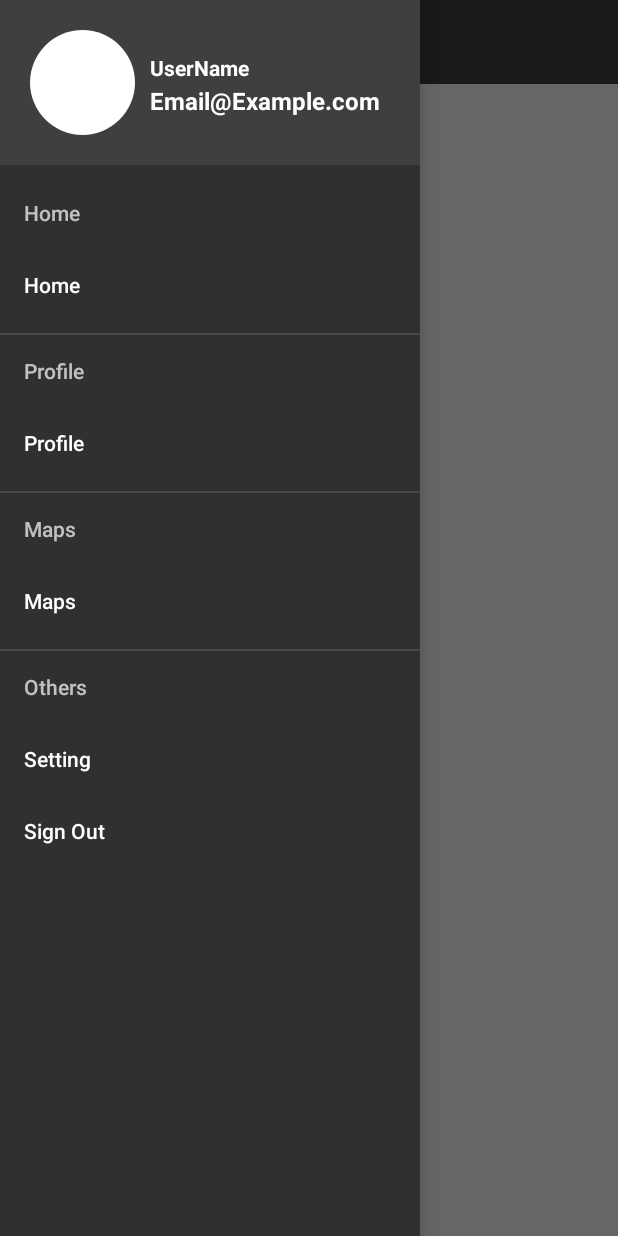
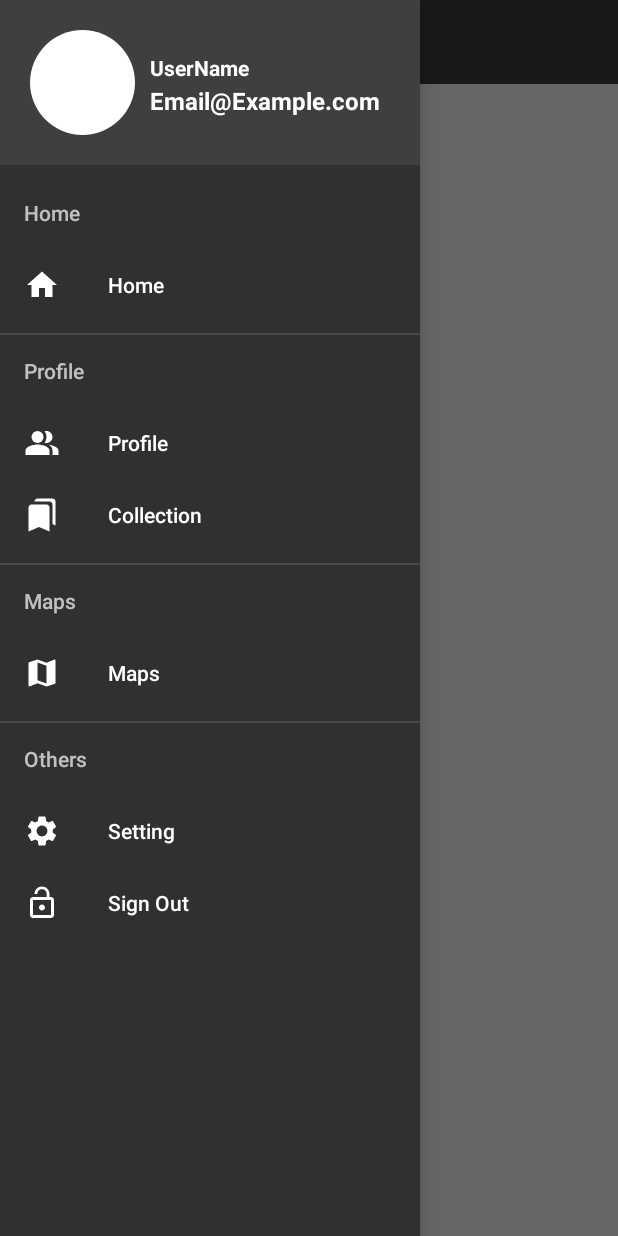
Before and after one commit to KanuKim97/whats_eat, an Android app: the screen it shows after launch once a user with an empty profile is signed in (MainActivity), with the side drawer open, on a phone screen of 412 x 824 dp. Run offline under Robolectric (Android 15) with nearby library versions, the phone set to English and light mode, and no system bars; our stand-ins replace Firebase (no records; nobody signed in at launch, a user with empty details on screens opened directly), navigation-ui; Roboto replaces fonts that are not available here; 2 statements that could not run were skipped.

Commit message:
add xml file

```diff
--- a/app/src/main/java/com/example/whats_eat/MainActivity.kt
+++ b/app/src/main/java/com/example/whats_eat/MainActivity.kt
@@ -8,7 +8,6 @@
 import androidx.appcompat.app.AppCompatActivity
 import androidx.core.view.GravityCompat
 import androidx.navigation.Navigation
-import androidx.navigation.findNavController
 import androidx.navigation.ui.NavigationUI
 import com.example.whats_eat.databinding.ActivityMainBinding
 import com.google.firebase.auth.FirebaseAuth
--- a/app/src/main/java/com/example/whats_eat/proFile.kt
+++ b/app/src/main/java/com/example/whats_eat/proFile.kt
@@ -1,6 +1,7 @@
 package com.example.whats_eat
 
 import android.app.AlertDialog
+import android.content.Intent
 import android.os.Bundle
 import androidx.fragment.app.Fragment
 import android.view.LayoutInflater
@@ -52,9 +53,7 @@
             currentUser.delete()
                 .addOnCompleteListener {
                     if(it.isSuccessful){
-
-                    } else{
-
+                        startActivity(Intent(this.context, logIn::class.java))
                     }
                 }
         }
--- /dev/null
+++ b/app/src/main/res/drawable/ic_collection.xml
@@ -0,0 +1,5 @@
+<vector android:height="24dp" android:tint="#FFFFFF"
+    android:viewportHeight="24" android:viewportWidth="24"
+    android:width="24dp" xmlns:android="http://schemas.android.com/apk/res/android">
+    <path android:fillColor="@android:color/white" android:pathData="M19,18l2,1V3c0,-1.1 -0.9,-2 -2,-2H8.99C7.89,1 7,1.9 7,3h10c1.1,0 2,0.9 2,2v13zM15,5H5c-1.1,0 -2,0.9 -2,2v16l7,-3 7,3V7c0,-1.1 -0.9,-2 -2,-2z"/>
+</vector>
--- /dev/null
+++ b/app/src/main/res/drawable/ic_home.xml
@@ -0,0 +1,5 @@
+<vector android:height="24dp" android:tint="#FFFFFF"
+    android:viewportHeight="24" android:viewportWidth="24"
+    android:width="24dp" xmlns:android="http://schemas.android.com/apk/res/android">
+    <path android:fillColor="@android:color/white" android:pathData="M10,20v-6h4v6h5v-8h3L12,3 2,12h3v8z"/>
+</vector>
--- /dev/null
+++ b/app/src/main/res/drawable/ic_map.xml
@@ -0,0 +1,5 @@
+<vector android:height="24dp" android:tint="#FFFFFF"
+    android:viewportHeight="24" android:viewportWidth="24"
+    android:width="24dp" xmlns:android="http://schemas.android.com/apk/res/android">
+    <path android:fillColor="@android:color/white" android:pathData="M20.5,3l-0.16,0.03L15,5.1 9,3 3.36,4.9c-0.21,0.07 -0.36,0.25 -0.36,0.48V20.5c0,0.28 0.22,0.5 0.5,0.5l0.16,-0.03L9,18.9l6,2.1 5.64,-1.9c0.21,-0.07 0.36,-0.25 0.36,-0.48V3.5c0,-0.28 -0.22,-0.5 -0.5,-0.5zM15,19l-6,-2.11V5l6,2.11V19z"/>
+</vector>
--- /dev/null
+++ b/app/src/main/res/drawable/ic_profile.xml
@@ -0,0 +1,12 @@
+<vector android:height="24dp" android:tint="#FFFFFF"
+    android:viewportHeight="24" android:viewportWidth="24"
+    android:width="24dp" xmlns:android="http://schemas.android.com/apk/res/android">
+    <path android:fillColor="@android:color/white"
+        android:fillType="evenOdd" android:pathData="M16.67,13.13C18.04,14.06 19,15.32 19,17v3h4v-3C23,14.82 19.43,13.53 16.67,13.13z"/>
+    <path android:fillColor="@android:color/white"
+        android:fillType="evenOdd" android:pathData="M9,8m-4,0a4,4 0,1 1,8 0a4,4 0,1 1,-8 0"/>
+    <path android:fillColor="@android:color/white"
+        android:fillType="evenOdd" android:pathData="M15,12c2.21,0 4,-1.79 4,-4c0,-2.21 -1.79,-4 -4,-4c-0.47,0 -0.91,0.1 -1.33,0.24C14.5,5.27 15,6.58 15,8s-0.5,2.73 -1.33,3.76C14.09,11.9 14.53,12 15,12z"/>
+    <path android:fillColor="@android:color/white"
+        android:fillType="evenOdd" android:pathData="M9,13c-2.67,0 -8,1.34 -8,4v3h16v-3C17,14.34 11.67,13 9,13z"/>
+</vector>
--- /dev/null
+++ b/app/src/main/res/drawable/ic_settings.xml
@@ -0,0 +1,5 @@
+<vector android:height="24dp" android:tint="#FFFFFF"
+    android:viewportHeight="24" android:viewportWidth="24"
+    android:width="24dp" xmlns:android="http://schemas.android.com/apk/res/android">
+    <path android:fillColor="@android:color/white" android:pathData="M19.14,12.94c0.04,-0.3 0.06,-0.61 0.06,-0.94c0,-0.32 -0.02,-0.64 -0.07,-0.94l2.03,-1.58c0.18,-0.14 0.23,-0.41 0.12,-0.61l-1.92,-3.32c-0.12,-0.22 -0.37,-0.29 -0.59,-0.22l-2.39,0.96c-0.5,-0.38 -1.03,-0.7 -1.62,-0.94L14.4,2.81c-0.04,-0.24 -0.24,-0.41 -0.48,-0.41h-3.84c-0.24,0 -0.43,0.17 -0.47,0.41L9.25,5.35C8.66,5.59 8.12,5.92 7.63,6.29L5.24,5.33c-0.22,-0.08 -0.47,0 -0.59,0.22L2.74,8.87C2.62,9.08 2.66,9.34 2.86,9.48l2.03,1.58C4.84,11.36 4.8,11.69 4.8,12s0.02,0.64 0.07,0.94l-2.03,1.58c-0.18,0.14 -0.23,0.41 -0.12,0.61l1.92,3.32c0.12,0.22 0.37,0.29 0.59,0.22l2.39,-0.96c0.5,0.38 1.03,0.7 1.62,0.94l0.36,2.54c0.05,0.24 0.24,0.41 0.48,0.41h3.84c0.24,0 0.44,-0.17 0.47,-0.41l0.36,-2.54c0.59,-0.24 1.13,-0.56 1.62,-0.94l2.39,0.96c0.22,0.08 0.47,0 0.59,-0.22l1.92,-3.32c0.12,-0.22 0.07,-0.47 -0.12,-0.61L19.14,12.94zM12,15.6c-1.98,0 -3.6,-1.62 -3.6,-3.6s1.62,-3.6 3.6,-3.6s3.6,1.62 3.6,3.6S13.98,15.6 12,15.6z"/>
+</vector>
--- /dev/null
+++ b/app/src/main/res/drawable/ic_signout.xml
@@ -0,0 +1,5 @@
+<vector android:height="24dp" android:tint="#FFFFFF"
+    android:viewportHeight="24" android:viewportWidth="24"
+    android:width="24dp" xmlns:android="http://schemas.android.com/apk/res/android">
+    <path android:fillColor="@android:color/white" android:pathData="M12,17c1.1,0 2,-0.9 2,-2s-0.9,-2 -2,-2 -2,0.9 -2,2 0.9,2 2,2zM18,8h-1L17,6c0,-2.76 -2.24,-5 -5,-5S7,3.24 7,6h1.9c0,-1.71 1.39,-3.1 3.1,-3.1 1.71,0 3.1,1.39 3.1,3.1v2L6,8c-1.1,0 -2,0.9 -2,2v10c0,1.1 0.9,2 2,2h12c1.1,0 2,-0.9 2,-2L20,10c0,-1.1 -0.9,-2 -2,-2zM18,20L6,20L6,10h12v10z"/>
+</vector>
--- a/app/src/main/res/menu/navigation_view.xml
+++ b/app/src/main/res/menu/navigation_view.xml
@@ -6,6 +6,7 @@
         <menu>
             <item
                 android:id="@+id/menuHome"
+                android:icon="@drawable/ic_home"
                 android:title="Home"/>
         </menu>
     </item>
@@ -15,7 +16,14 @@
         <menu>
             <item
                 android:id="@+id/menuProfile"
+                android:icon="@drawable/ic_profile"
                 android:title="Profile"/>
+
+            <item
+                android:id="@+id/menuCollection"
+                android:icon="@drawable/ic_collection"
+                android:title="Collection"/>
+
         </menu>
     </item>
 
@@ -24,6 +32,7 @@
         <menu>
             <item
                 android:id="@+id/menuMaps"
+                android:icon="@drawable/ic_map"
                 android:title="Maps"/>
         </menu>
     </item>
@@ -33,10 +42,12 @@
         <menu>
             <item
                 android:id="@+id/menuSetting"
+                android:icon="@drawable/ic_settings"
                 android:title="Setting" />
 
             <item
                 android:id="@+id/menuSignOut"
+                android:icon="@drawable/ic_signout"
                 android:title="Sign Out"
                 android:onClick="signOut"/>
 
```
